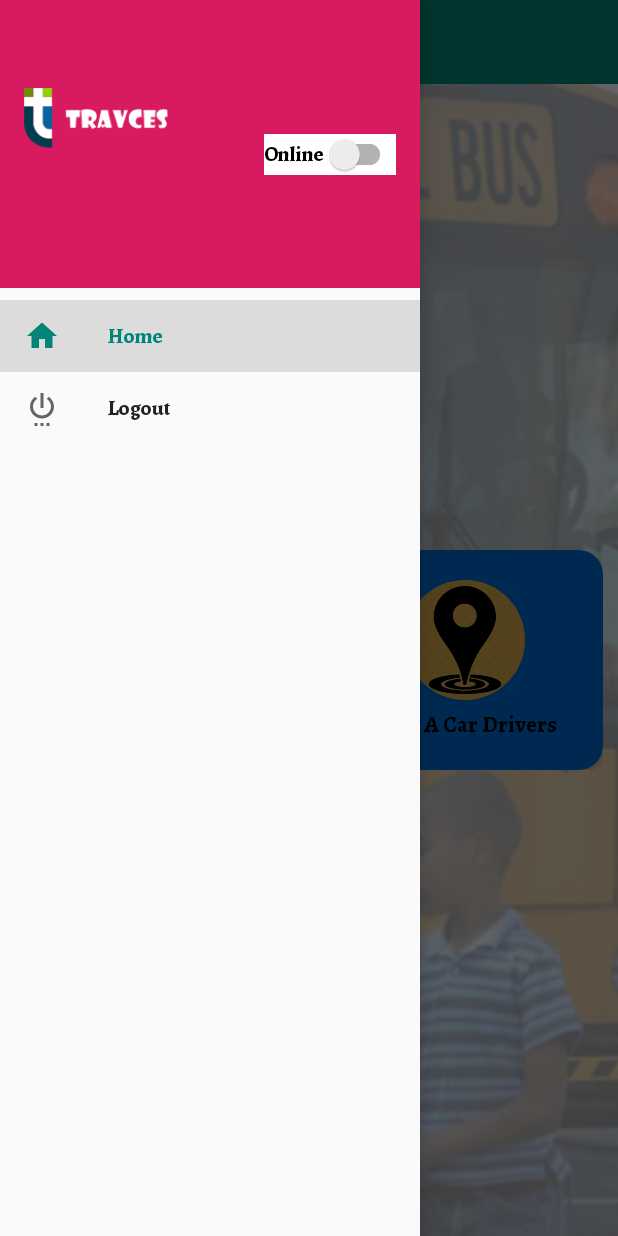
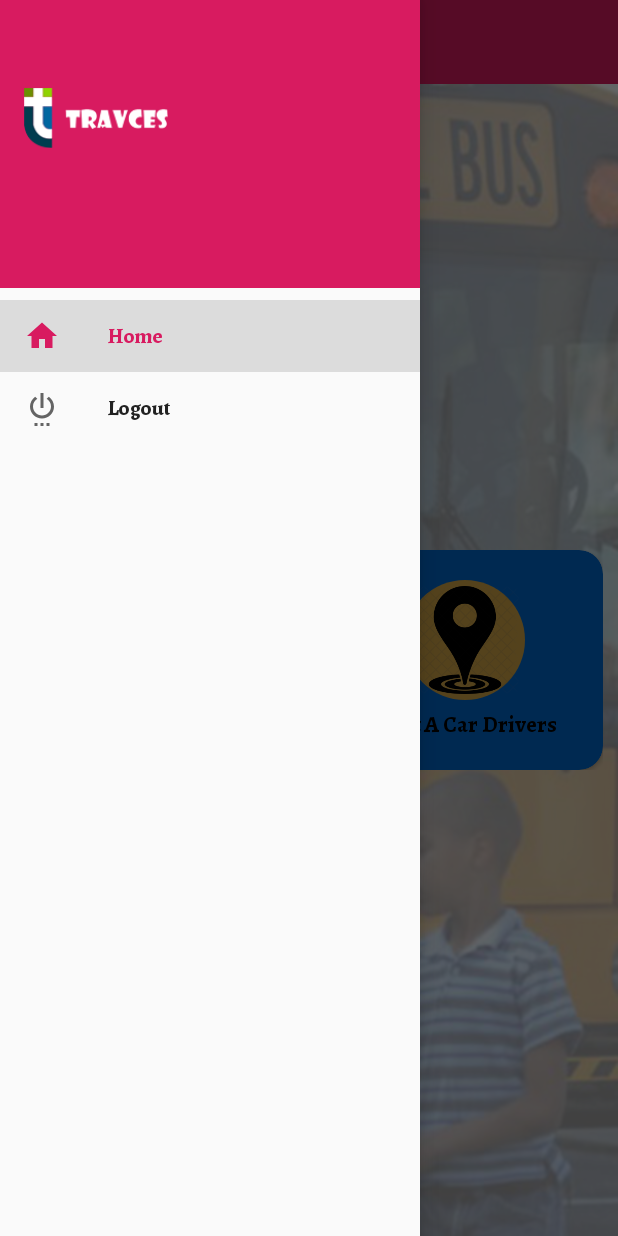
Before and after one commit to NaeemHafiz/TravcesAdminPanelApp, an Android app: the HomeFragment screen opened directly, with no data from a screen before it, with the side drawer open, on a phone screen of 412 x 824 dp. Run offline under Robolectric (Android 15) with nearby library versions, the phone set to English and light mode, and no system bars; our stand-ins replace RxJava, Timber, navigation-ui; libraries missing offline, so code that uses them is left out: com.pusher.client, es.dmoral.toasty; network calls fail; 4 statements that could not run were skipped.

Commit message:
color changes

```diff
--- a/app/src/main/java/com/example/travcesadminpanelapp/view/activities/GlobalNavigationActivity.kt
+++ b/app/src/main/java/com/example/travcesadminpanelapp/view/activities/GlobalNavigationActivity.kt
@@ -56,15 +56,7 @@ class GlobalNavigationActivity : BaseActivity() {
         tvFullName.text =
             "${appPreferences.getUser().user.fname} ${appPreferences.getUser().user.lname}"
         tvDriverNumber.text = appPreferences.getUser().user.phone
-        val swOnline = nav_view.getHeaderView(0).findViewById<SwitchCompat>(R.id.swStatus)
-        swOnline.isChecked = false
 
-        swOnline.setOnCheckedChangeListener { buttonView, isChecked ->
-            homeViewModel.changeOnlineStatus(
-                appPreferences.getUser().user.id.toString(),
-                if (isChecked) "1" else "0"
-            )
-        }
     }
 
     private var flagDoubleBackToExitPressedOnce = false
--- a/app/src/main/res/layout/nav_header_home.xml
+++ b/app/src/main/res/layout/nav_header_home.xml
@@ -54,15 +54,6 @@
                 tools:ignore="RtlSymmetry" />
 
         </LinearLayout>
-
-        <androidx.appcompat.widget.SwitchCompat
-                android:id="@+id/swStatus"
-                android:layout_width="wrap_content"
-                android:layout_height="wrap_content"
-                android:checked="false"
-                android:background="@color/ef_white"
-                android:text="Online" />
-
     </LinearLayout>
 
 </LinearLayout>
--- a/app/src/main/res/values/colors.xml
+++ b/app/src/main/res/values/colors.xml
@@ -1,6 +1,6 @@
 <?xml version="1.0" encoding="utf-8"?>
 <resources>
-    <color name="colorPrimary">#008577</color>
+    <color name="colorPrimary">#D81B60</color>
     <color name="colorPrimaryDark">#00574B</color>
     <color name="colorAccent">#D81B60</color>
     <color name="colorTransWhite">#A3FFFFFF</color>
```
Lines whose indentation alone changed are shown as unchanged.
